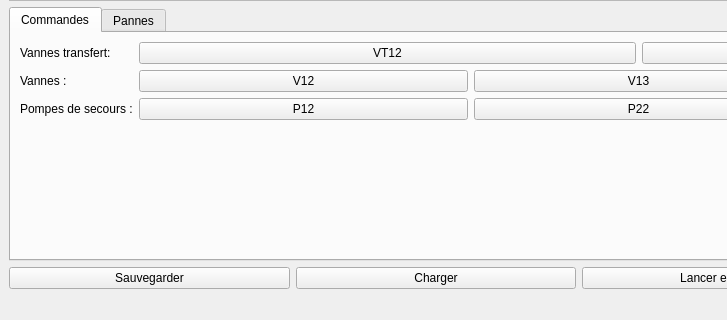
First picture: the form in GUI/mainwindow.ui, repository NT-me/PlaneSim, before the edit; both pictures show x 0 to 727 and y 280 to 600 of the 1158 by 600 pixel window.
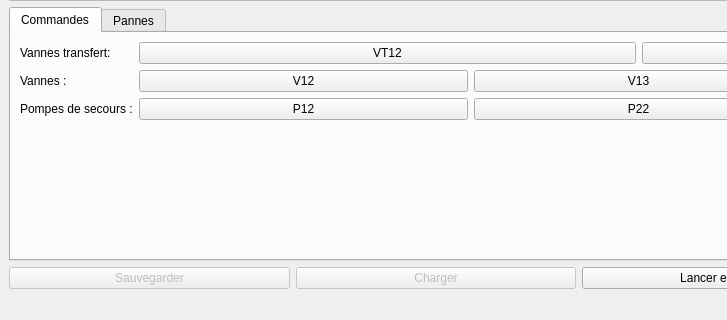
Second picture: the form after the edit.

Diff of the .ui file:
```diff
--- a/GUI/mainwindow.ui
+++ b/GUI/mainwindow.ui
@@ -243,6 +243,9 @@
     </item>
     <item row="2" column="0">
      <widget class="QPushButton" name="buttonSave">
+      <property name="enabled">
+       <bool>false</bool>
+      </property>
       <property name="text">
        <string>Sauvegarder</string>
       </property>
@@ -250,6 +253,9 @@
     </item>
     <item row="2" column="1">
      <widget class="QPushButton" name="pushButton">
+      <property name="enabled">
+       <bool>false</bool>
+      </property>
       <property name="text">
        <string>Charger</string>
       </property>
```
